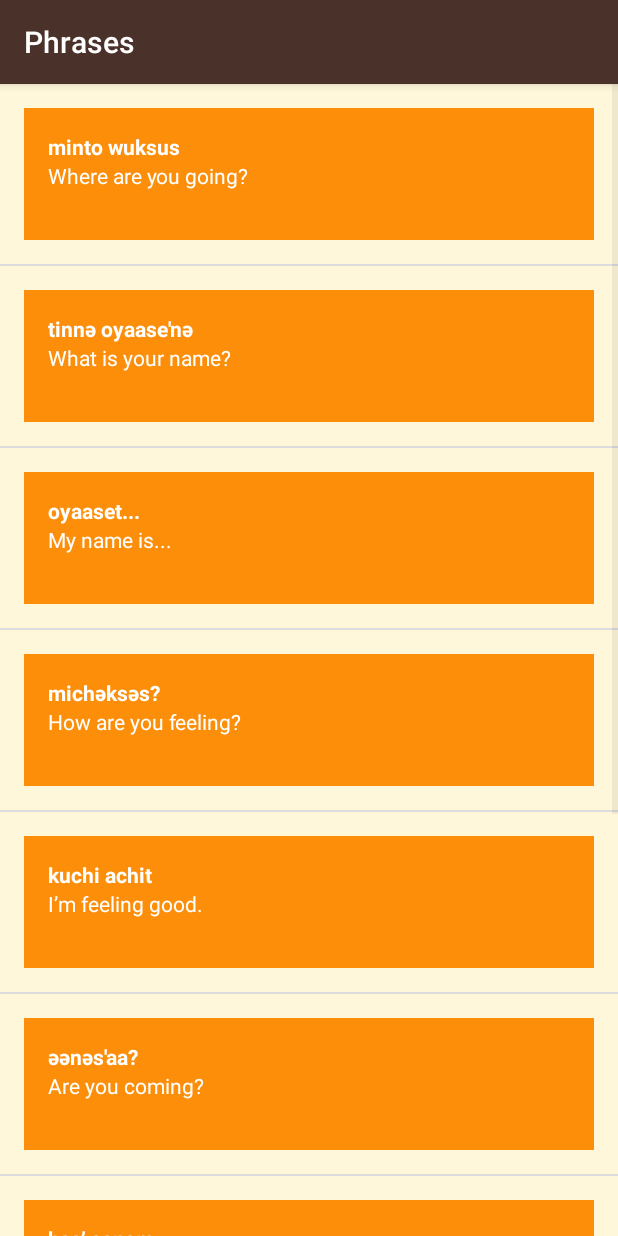
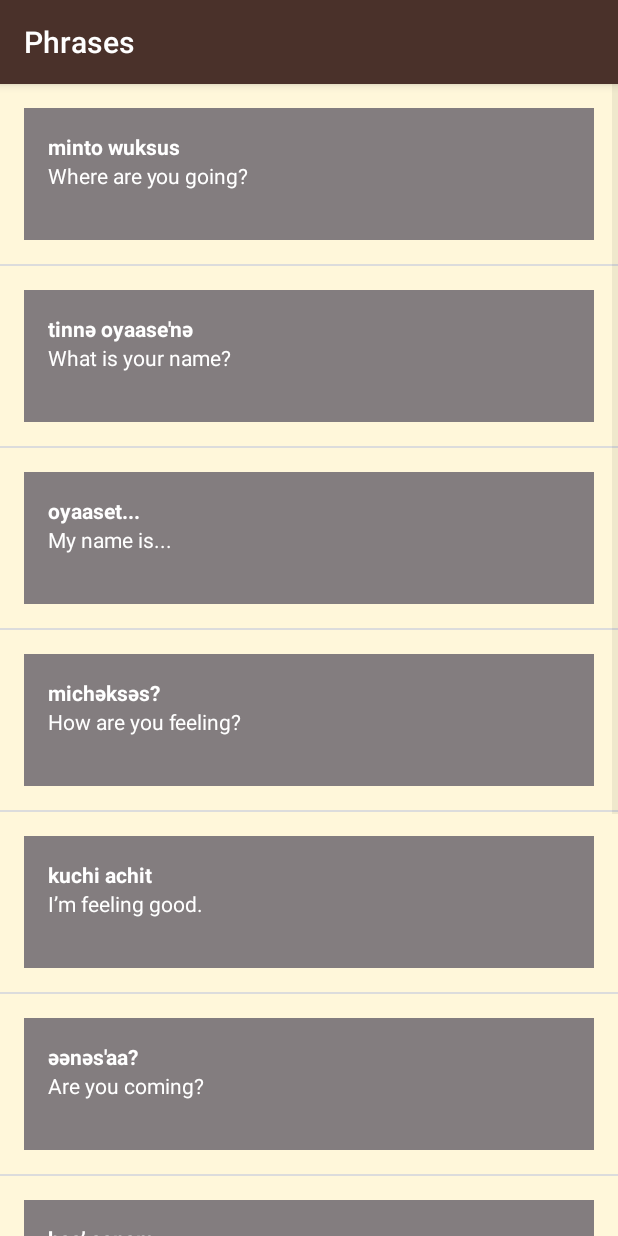
Before and after one commit to shawkyelshazly1/MiwokAppv1.0, an Android app: the PhrasesActivity screen opened directly, with no data from a screen before it, on a phone screen of 412 x 824 dp. Run offline under Robolectric (Android 15) with nearby library versions, the phone set to English and light mode, and no system bars.

```diff
--- a/app/src/main/java/com/example/android/miwokapp/ColorsActivity.java
+++ b/app/src/main/java/com/example/android/miwokapp/ColorsActivity.java
@@ -27,7 +27,7 @@ public class ColorsActivity extends AppCompatActivity {
 
 
 
-        WordAdapter colorsAdapter = new WordAdapter(this,words);
+        WordAdapter colorsAdapter = new WordAdapter(this,words,R.color.category_colors);
         ListView viewList = findViewById(R.id.list);
         viewList.setAdapter(colorsAdapter);
     }
--- a/app/src/main/java/com/example/android/miwokapp/FamilyActivity.java
+++ b/app/src/main/java/com/example/android/miwokapp/FamilyActivity.java
@@ -28,7 +28,7 @@ public class FamilyActivity extends AppCompatActivity {
 
 
 
-        WordAdapter colorsAdapter = new WordAdapter(this,words);
+        WordAdapter colorsAdapter = new WordAdapter(this,words,R.color.category_family);
         ListView viewList = findViewById(R.id.list);
         viewList.setAdapter(colorsAdapter);
     }
--- a/app/src/main/java/com/example/android/miwokapp/NumbersActivity.java
+++ b/app/src/main/java/com/example/android/miwokapp/NumbersActivity.java
@@ -32,7 +32,7 @@ public class NumbersActivity extends AppCompatActivity {
         words.add(new Word("ten","na’aacha",R.drawable.number_ten));
 
 
-        WordAdapter numbersAdapter = new WordAdapter(this,words);
+        WordAdapter numbersAdapter = new WordAdapter(this,words,R.color.category_numbers);
         ListView viewList = findViewById(R.id.list);
         viewList.setAdapter(numbersAdapter);
     }
--- a/app/src/main/java/com/example/android/miwokapp/PhrasesActivity.java
+++ b/app/src/main/java/com/example/android/miwokapp/PhrasesActivity.java
@@ -33,7 +33,7 @@ public class PhrasesActivity extends AppCompatActivity {
         words.add(new Word("Come here.","әnni'nem"));
 
 
-        WordAdapter numbersAdapter = new WordAdapter(this,words);
+        WordAdapter numbersAdapter = new WordAdapter(this,words,R.color.category_phrases);
         ListView viewList = findViewById(R.id.list);
         viewList.setAdapter(numbersAdapter);
     }
--- a/app/src/main/java/com/example/android/miwokapp/WordAdapter.java
+++ b/app/src/main/java/com/example/android/miwokapp/WordAdapter.java
@@ -18,10 +18,11 @@ import java.util.ArrayList;
  * Created by Veronica on 12/3/2017.
  */
 public class WordAdapter extends ArrayAdapter<Word> {
+    public int mColor;
 
-
-    public WordAdapter(@NonNull Context context, ArrayList<Word> listArray) {
+    public WordAdapter(@NonNull Context context, ArrayList<Word> listArray , int colorId) {
         super(context,0,listArray);
+        mColor = colorId;
     }
 
     @NonNull
@@ -39,6 +40,7 @@ public class WordAdapter extends ArrayAdapter<Word> {
         TextView view2 = listView.findViewById(R.id.itemBottom);
         ImageView image1 = listView.findViewById(R.id.photo_item);
         LinearLayout itemBox = listView.findViewById(R.id.itemBox);
+        itemBox.setBackgroundColor(mColor);
 
         view1.setText(word.getMiwokTransilation());
         view2.setText(word.getDefaultTransilation());
@@ -49,7 +51,7 @@ public class WordAdapter extends ArrayAdapter<Word> {
             image1.setVisibility(View.GONE);
         }
 
-        itemBox.setBackgroundColor(word.getColor());
+
         return listView;
 
 }
--- a/app/src/main/res/layout/list_item.xml
+++ b/app/src/main/res/layout/list_item.xml
@@ -17,10 +17,11 @@
         />
     <LinearLayout
         android:id="@+id/itemBox"
+        android:background="@color/category_phrases"
         android:layout_width="match_parent"
         android:layout_height="88dp"
         android:orientation="vertical"
-        android:background="@color/category_numbers"
+
         >
         <TextView
             android:id="@+id/itemTop"
```
